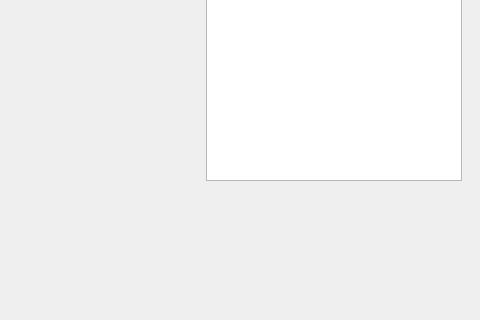
Qt form QtClient/ship_design_dialog.ui (vkholodkov/freestars) before a commit; both pictures show x 230 to 710 and y 156 to 476 of the 710 by 568 pixel window.
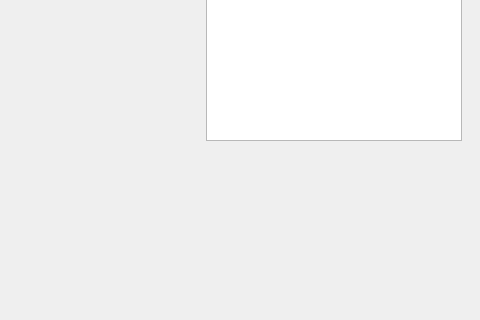
The same form after that commit. The open tabs and pages were chosen to show the change.

Commit message: Ship design drawing

```diff
--- a/QtClient/ship_design_dialog.ui
+++ b/QtClient/ship_design_dialog.ui
@@ -1013,7 +1013,13 @@
                       <property name="minimumSize">
                        <size>
                         <width>0</width>
-                        <height>300</height>
+                        <height>260</height>
+                       </size>
+                      </property>
+                      <property name="iconSize">
+                       <size>
+                        <width>64</width>
+                        <height>64</height>
                        </size>
                       </property>
                      </widget>
```
Left out of the diff: 2 changed lines with no effect on the pictures. The commit also changes 11 other files.
